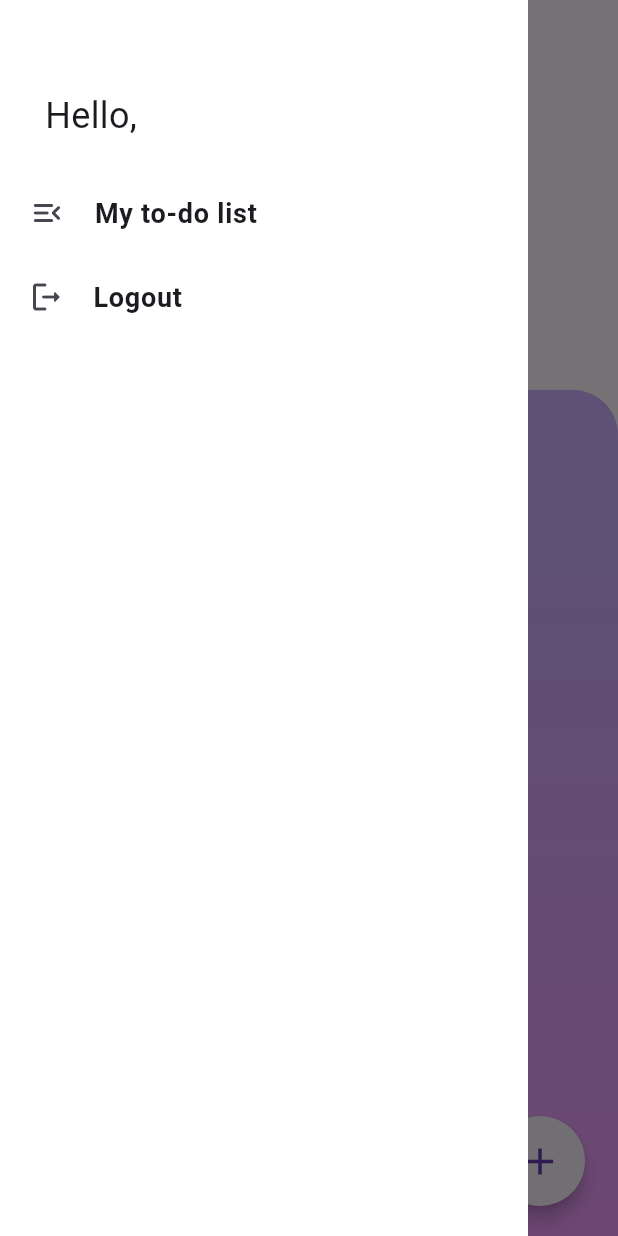
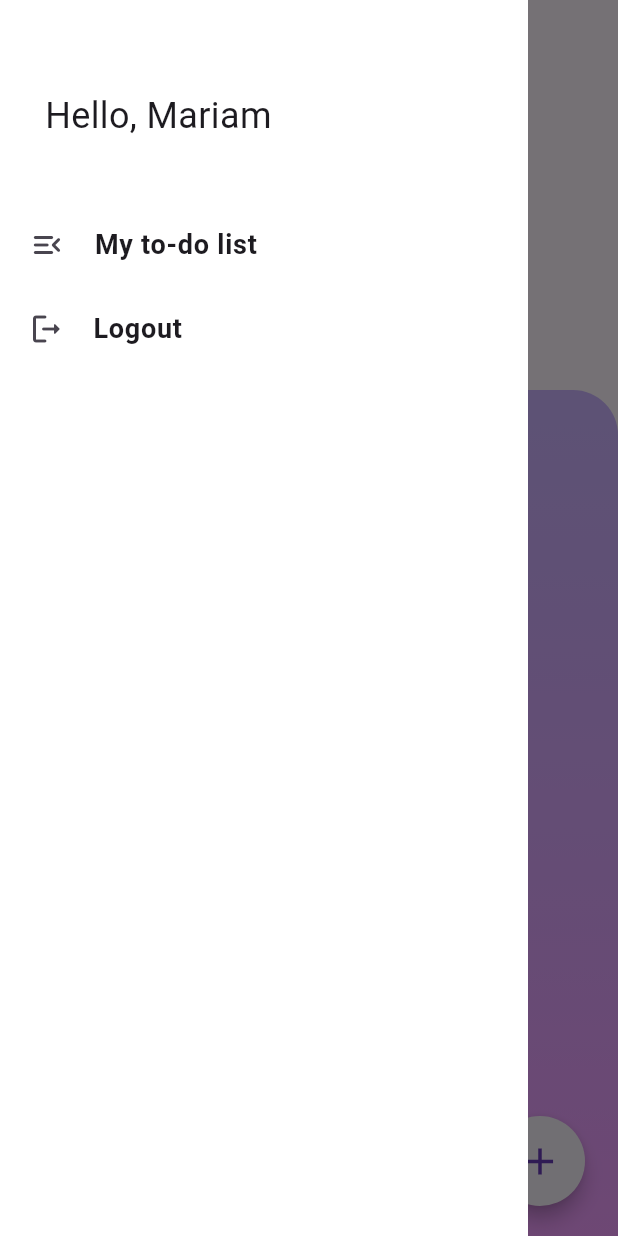
Before and after one commit to HNIDAClassroom/flutter-todoapp-2MARIAM1, a Flutter app: the screen it shows once a user with an empty profile is signed in, with the side drawer open, on a phone screen of 412 x 824 dp. Run offline on Flutter 3.47's test engine with Material 2 defaults, Android fonts, the phone set to English and light mode, and no system bars; our stand-ins replace cloud_firestore, firebase_analytics, firebase_auth, firebase_core, firebase_messaging, flutter_local_notifications; missing offline and left inert: firebase_ui_auth, firebase_ui_oauth_google; accounts and stored records are empty.

```diff
--- a/lib/widgets/side_bar.dart
+++ b/lib/widgets/side_bar.dart
@@ -5,19 +5,27 @@ import 'package:todo_list_app/providers.dart';
 import 'package:todo_list_app/screens/login_page.dart';
 import 'package:todo_list_app/screens/tasks.dart';
 
-class CustomSideBar extends StatelessWidget {
+class CustomSideBar extends StatefulWidget {
   const CustomSideBar({super.key});
 
+  @override
+  State<CustomSideBar> createState() => _CustomSideBarState();
+}
+
+class _CustomSideBarState extends State<CustomSideBar> {
   void _showMessage(BuildContext context, String message) {
     ScaffoldMessenger.of(context)
         .showSnackBar(SnackBar(content: Text(message)));
   }
 
+  User? user = FirebaseAuth.instance.currentUser;
+
   @override
   Widget build(BuildContext context) {
-    final userProvider = Provider.of<UserProvider>(context);
+    //final userProvider = Provider.of<UserProvider>(context);
 
-    final loggedInUser = userProvider.loggedInUser;
+    //final loggedInUser = userProvider.loggedInUser;
+
     return Padding(
       padding: const EdgeInsets.only(right: 60),
       child: Container(
@@ -26,12 +34,17 @@ class CustomSideBar extends StatelessWidget {
           padding: const EdgeInsets.only(right: 20, top: 60),
           children: [
             Padding(
-              padding: const EdgeInsets.only(left: 30.0, bottom: 20),
+              padding: const EdgeInsets.only(left: 30.0),
               child: Text(
-                loggedInUser != null
-                    ? 'Hello, ${loggedInUser.fullName}' // Replace 'name' with the actual field in your user model
-                    : 'Hello, Guest',
+                'Hello, Mariam ',
                 style: TextStyle(fontSize: 24),
+              ),
+            ),
+            Padding(
+              padding: const EdgeInsets.only(left: 30, bottom: 20),
+              child: Text(
+                '${user?.email}',
+                style: TextStyle(fontSize: 14),
               ),
             ),
             ListTile(
--- a/lib/widgets/task_item.dart
+++ b/lib/widgets/task_item.dart
@@ -163,9 +163,8 @@ class TaskItem extends StatelessWidget {
                                   width: 5,
                                 ),
                                 Text(
-                                  "${DateFormat('HH:mm').format(task.date)}  ${DateFormat.yMMMd().format(task.date)}",
-                                  textAlign: TextAlign.right,
-                                  textDirection: ui.TextDirection.rtl,
+                                  "${DateFormat('HH:mm').format(task.date)} \n ${DateFormat.yMMMd().format(task.date)}",
+                                  softWrap: true,
                                   style: TextStyle(
                                     fontWeight: FontWeight.w500,
                                     fontSize: 13,
--- a/lib/widgets/tasks_list.dart
+++ b/lib/widgets/tasks_list.dart
@@ -18,12 +18,20 @@ class TasksList extends StatelessWidget {
     return StreamBuilder<QuerySnapshot>(
         stream: _firestoreService.getTasks(),
         builder: (context, snapshot) {
+          if (snapshot.connectionState == ConnectionState.waiting) {
+            return CircularProgressIndicator();
+          } else if (snapshot.hasError) {
+            return Text('Error: ${snapshot.error}');
+          } else if (!snapshot.hasData || snapshot.data == null) {
+            return Text('No tasks available.');
+          } else {
             final taskLists = snapshot.data!.docs;
             List<Task> taskItems = [];
 
             for (int index = 0; index < taskLists.length; index++) {
               DocumentSnapshot document = taskLists[index];
-            Map<String, dynamic> data = document.data() as Map<String, dynamic>;
+              Map<String, dynamic> data =
+                  document.data() as Map<String, dynamic>;
               DocumentReference taskReference = document.reference;
 
               String title = data['taskTitle'];
@@ -68,7 +76,7 @@ class TasksList extends StatelessWidget {
                   end: Alignment.bottomCenter,
                   colors: [
                     Colors.deepPurpleAccent.withOpacity(0.4),
-                  Colors.purpleAccent.withOpacity(0.5)
+                    const Color.fromRGBO(224, 64, 251, 1).withOpacity(0.5)
                   ],
                 ),
                 borderRadius: BorderRadius.only(
@@ -82,6 +90,7 @@ class TasksList extends StatelessWidget {
                 itemBuilder: (ctx, index) => TaskItem(displayedTasks[index]),
               ),
             );
+          }
         });
   }
 }
--- a/pubspec.yaml
+++ b/pubspec.yaml
@@ -45,6 +45,9 @@ dependencies:
   path_provider: ^2.1.1
   firebase_ui_auth: ^1.7.0
   firebase_ui_oauth_google: ^1.2.10
+  firebase_analytics: ^10.6.4
+  firebase_messaging: ^14.7.4
+  flutter_local_notifications: ^16.1.0
 
 dev_dependencies:
   flutter_test:
```
Also changed, not shown: lib/main.dart (+14 -0 lines), lib/services/firebase_messaging.dart (added, +60 -0 lines), pubspec.lock, 3 other files. Lines whose indentation alone changed are shown as unchanged.
